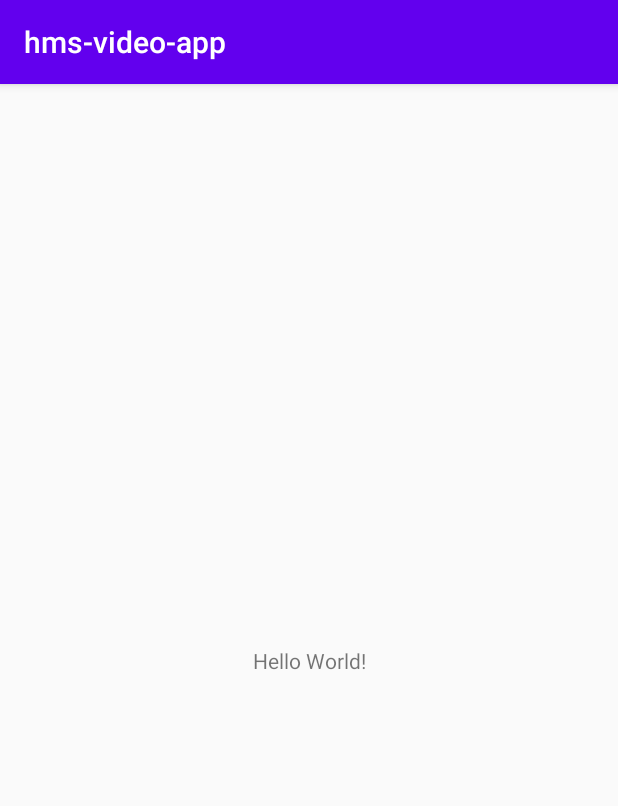
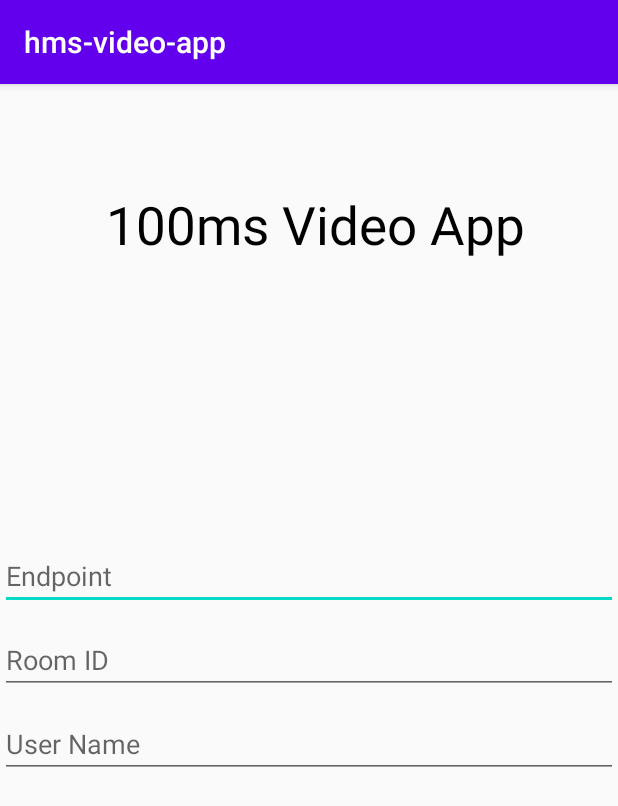
Before and after one commit to ranaaditya/100ms-video-app, an Android app: the screen it shows after launch (MainActivity), on a phone screen of 412 x 824 dp. Shown: the top 806 px of the screen. Run offline under Robolectric (Android 15) with nearby library versions, the phone set to English and light mode, and no system bars.

Commit message:
Add layout and scripts fot token generation

```diff
--- a/app/build.gradle
+++ b/app/build.gradle
@@ -8,7 +8,7 @@ android {
 
     defaultConfig {
         applicationId "com.ranaaditya.hms_video_app"
-        minSdkVersion 21
+        minSdkVersion 26
         targetSdkVersion 30
         versionCode 1
         versionName "1.0"
@@ -34,4 +34,8 @@ dependencies {
     androidTestImplementation 'androidx.test.ext:junit:1.1.2'
     androidTestImplementation 'androidx.test.espresso:espresso-core:3.3.0'
 
+    implementation 'org.webrtc:google-webrtc:1.0.32006'
+    implementation 'com.squareup.okhttp3:okhttp:3.6.0'
+    implementation 'com.google.code.gson:gson:2.8.6'
+    implementation 'org.jetbrains:annotations:15.0'
 }
--- /dev/null
+++ b/app/gradle.properties
@@ -0,0 +1,2 @@
+# Place your endpoint URL below in double quotes
+TOKEN_ENDPOINT="https://ms-services-app-nb5vtooxfydj.runkit.sh/?api=token"
--- a/app/src/main/res/layout/activity_main.xml
+++ b/app/src/main/res/layout/activity_main.xml
@@ -7,12 +7,50 @@
     tools:context=".MainActivity">
 
     <TextView
-        android:layout_width="wrap_content"
+        android:id="@+id/textView"
+        android:layout_width="match_parent"
         android:layout_height="wrap_content"
-        android:text="Hello World!"
-        app:layout_constraintBottom_toBottomOf="parent"
-        app:layout_constraintLeft_toLeftOf="parent"
-        app:layout_constraintRight_toRightOf="parent"
+        android:layout_marginTop="70dp"
+        android:gravity="center"
+        android:text=" 100ms Video App"
+        android:textColor="#000000"
+        android:textSize="35sp"
+        app:layout_constraintEnd_toEndOf="parent"
+        app:layout_constraintStart_toStartOf="parent"
         app:layout_constraintTop_toTopOf="parent" />
 
+    <LinearLayout
+        android:layout_width="match_parent"
+        android:layout_height="wrap_content"
+        android:orientation="vertical"
+        app:layout_constraintBottom_toBottomOf="parent"
+        app:layout_constraintEnd_toEndOf="parent"
+        app:layout_constraintStart_toStartOf="parent"
+        app:layout_constraintTop_toTopOf="parent">
+
+        <EditText
+            android:id="@+id/mainEndpoint"
+            android:layout_width="match_parent"
+            android:layout_height="wrap_content"
+            android:layout_marginTop="5dp"
+            android:layout_marginBottom="5dp"
+            android:hint="Endpoint" />
+
+        <EditText
+            android:id="@+id/mainRoomId"
+            android:layout_width="match_parent"
+            android:layout_height="wrap_content"
+            android:layout_marginTop="5dp"
+            android:layout_marginBottom="5dp"
+            android:hint="Room ID" />
+
+        <EditText
+            android:id="@+id/mainUserName"
+            android:layout_width="match_parent"
+            android:layout_height="wrap_content"
+            android:layout_marginTop="5dp"
+            android:layout_marginBottom="5dp"
+            android:hint="User Name" />
+
+    </LinearLayout>
 </androidx.constraintlayout.widget.ConstraintLayout>
--- /dev/null
+++ b/brytecam-sdk-0.9.11/build.gradle
@@ -0,0 +1,2 @@
+configurations.maybeCreate("default")
+artifacts.add("default", file('brytecam-sdk-0.9.11.aar'))
--- a/settings.gradle
+++ b/settings.gradle
@@ -1,2 +1,3 @@
+include ':brytecam-sdk-0.9.11'
 include ':app'
 rootProject.name = "hms-video-app"
```
Also changed, not shown: 3 other files.
